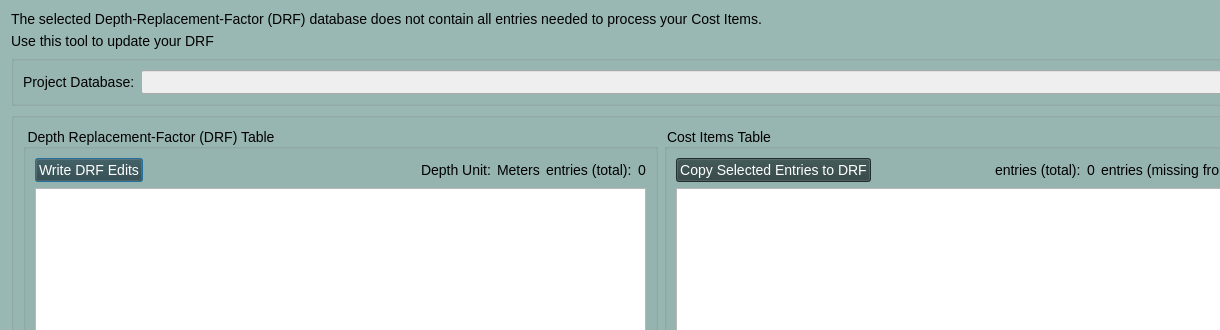
The window that cancurve/bldgs/dbMismatch_dialog.ui (NRCan/CanCurve) describes before a commit, drawn with Qt 5; both pictures show x 0 to 1220 and y 0 to 330 of the 1321 by 600 pixel window.
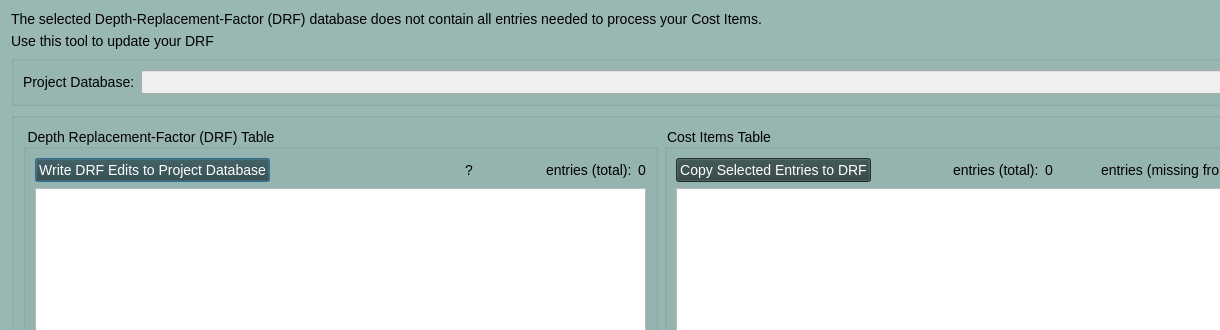
The same window after the commit. Icons and pictures are not drawn.

```diff
--- a/cancurve/bldgs/dbMismatch_dialog.ui
+++ b/cancurve/bldgs/dbMismatch_dialog.ui
@@ -184,7 +184,7 @@
            <item>
             <widget class="QPushButton" name="pushButton_DRFtoProjDB">
              <property name="text">
-              <string>Write DRF Edits</string>
+              <string>Write DRF Edits to Project Database</string>
              </property>
             </widget>
            </item>
@@ -201,17 +201,16 @@
              </property>
             </spacer>
            </item>
-            <item>
-            <widget class="QLabel" name="label_7">
-             <property name="text">
-              <string>Depth Unit:</string>
-             </property>
-            </widget>
-           </item>
            <item>
             <widget class="QLabel" name="label_Depth_Units">
+             <property name="minimumSize">
+              <size>
+               <width>75</width>
+               <height>0</height>
+              </size>
+             </property>
              <property name="text">
-              <string>Meters</string>
+              <string>?</string>
              </property>
             </widget>
            </item>
@@ -318,6 +317,12 @@
            </item>
            <item>
             <widget class="QLabel" name="label_CI_entries_total">
+             <property name="minimumSize">
+              <size>
+               <width>50</width>
+               <height>0</height>
+              </size>
+             </property>
              <property name="text">
               <string>0</string>
              </property>
```
Left out of the diff: 14 changed lines with no effect on the pictures.
